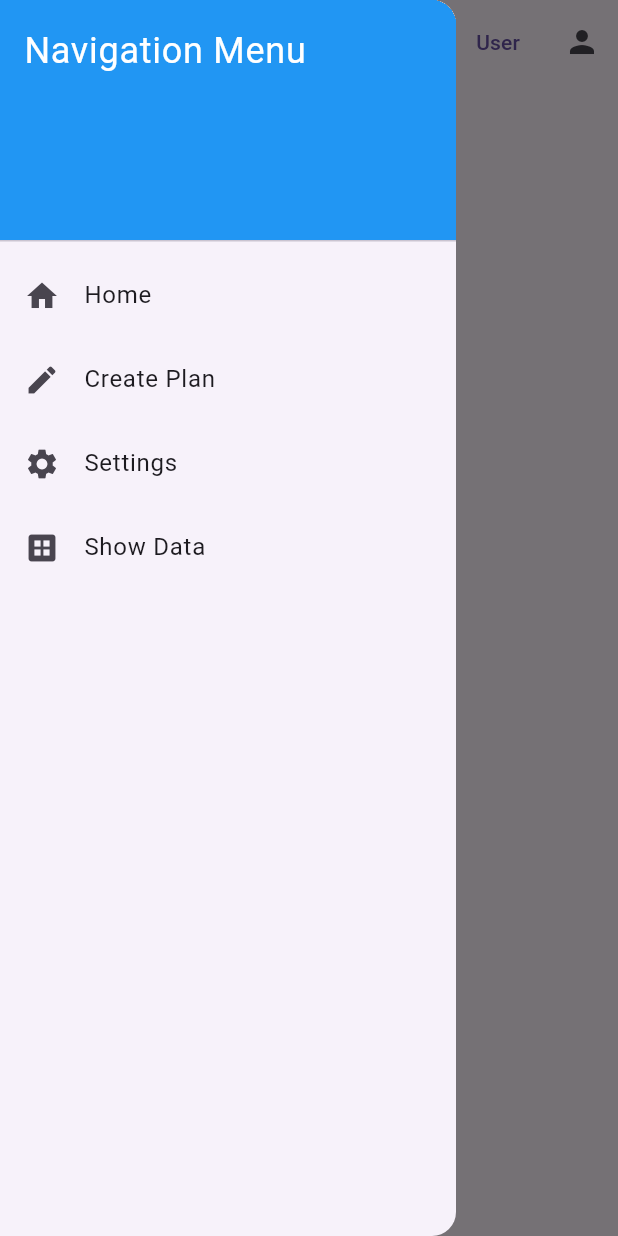
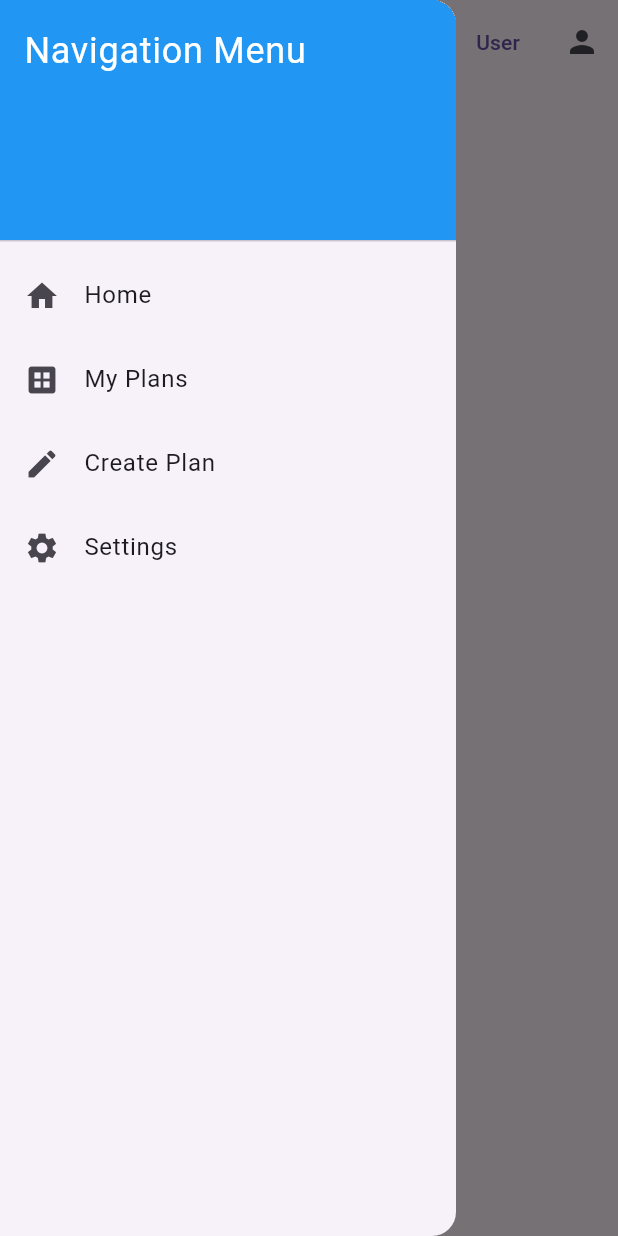
Before and after one commit to androidvitb/Workout-Assistant, a Flutter app: the screen it shows after launch, with the side drawer open, on a phone screen of 412 x 824 dp. Run offline on Flutter 3.47's test engine with Material 3 defaults, Android fonts, the phone set to English and light mode, and no system bars; our stand-ins replace firebase_core, firebase_database; accounts and stored records are empty.

Commit message:
Made some changes

```diff
--- a/lib/main.dart
+++ b/lib/main.dart
@@ -62,11 +62,11 @@ class SidebarNavigationState extends State<SidebarNavigation> {
       case 0:
         return const HomeScreen();
       case 1:
+        return DisplayDataScreen(username: username);
+      case 2:
         return CreatePlanScreen(username: username);
-      case 2:
+      case 3:
         return const SettingsScreen();
-      case 3:
-        return DisplayDataScreen(username: username);
       default:
         return const HomeScreen();
     }
@@ -138,24 +138,24 @@ class SidebarNavigationState extends State<SidebarNavigation> {
               },
             ),
             ListTile(
-              leading: const Icon(Icons.create),
-              title: const Text('Create Plan'),
+              leading: const Icon(Icons.dataset),
+              title: const Text('My Plans'),
               onTap: () {
                 _onItemTapped(1);
                 Navigator.pop(context);
               },
             ),
             ListTile(
-              leading: const Icon(Icons.settings),
-              title: const Text('Settings'),
+              leading: const Icon(Icons.create),
+              title: const Text('Create Plan'),
               onTap: () {
                 _onItemTapped(2);
                 Navigator.pop(context);
               },
             ),
             ListTile(
-              leading: const Icon(Icons.dataset),
-              title: const Text('Show Data'),
+              leading: const Icon(Icons.settings),
+              title: const Text('Settings'),
               onTap: () {
                 _onItemTapped(3);
                 Navigator.pop(context);
```
